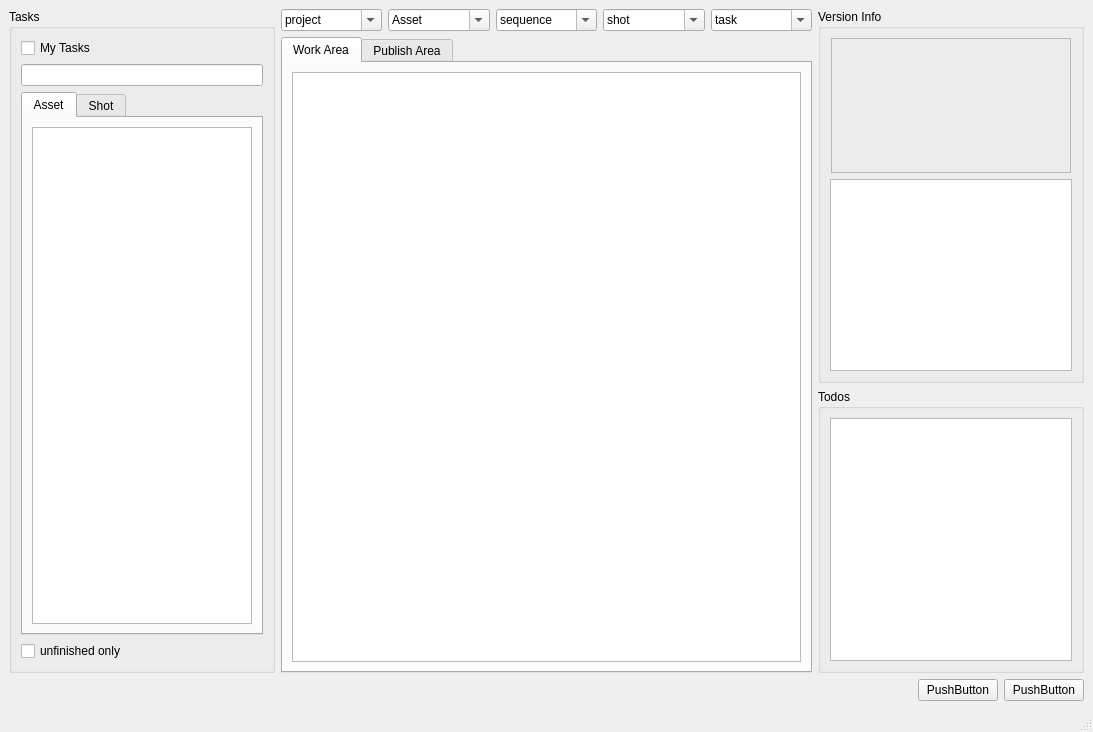
Before: the Qt Designer form uis/task_manager.ui in cineuse/CNCGToolKit, drawn with Qt 5.
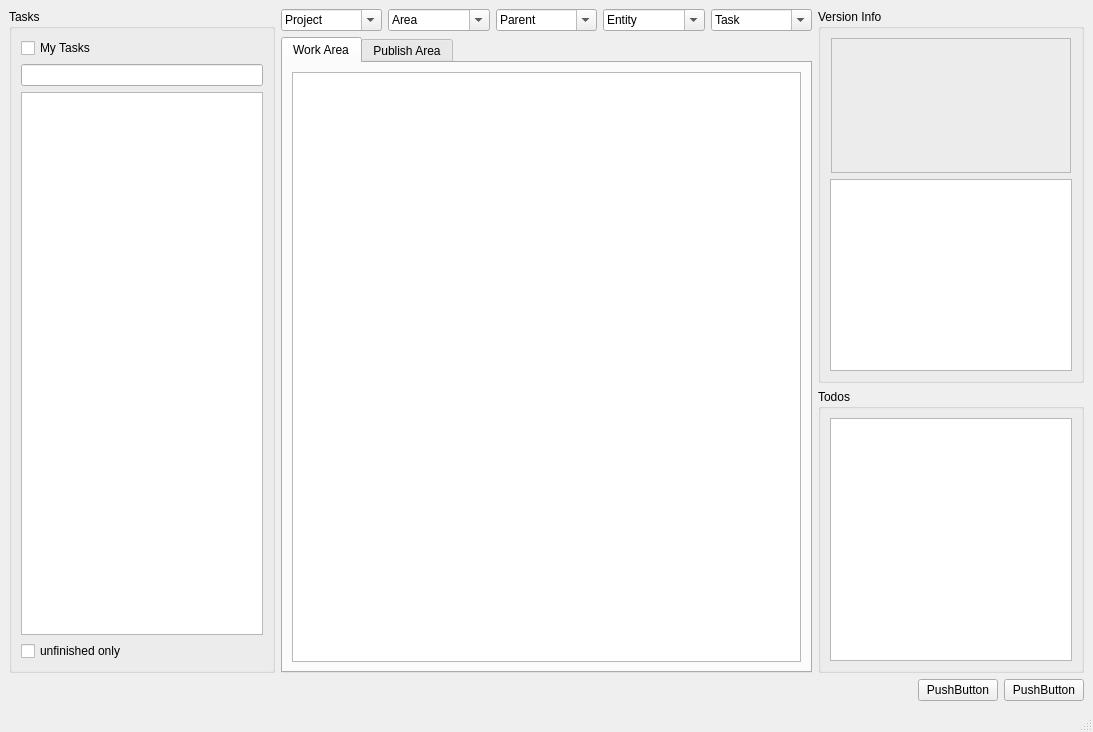
After: the same form once the commit is applied. Custom widgets are drawn as their Qt base class.

Commit message: New Feature:     1) 完成了task manager的combo导航     2) 基本完成了任务树

```diff
--- a/uis/task_manager.ui
+++ b/uis/task_manager.ui
@@ -38,30 +38,10 @@
           </widget>
          </item>
          <item>
-          <widget class="QTabWidget" name="task_page">
-           <property name="currentIndex">
-            <number>0</number>
-           </property>
-           <widget class="QWidget" name="asset_tab">
-            <attribute name="title">
-             <string>Asset</string>
-            </attribute>
-            <layout class="QVBoxLayout" name="verticalLayout_10">
-             <item>
-              <widget class="QTreeView" name="task_tree"/>
-             </item>
-            </layout>
-           </widget>
-           <widget class="QWidget" name="shot_tab">
-            <attribute name="title">
-             <string>Shot</string>
-            </attribute>
-            <layout class="QVBoxLayout" name="verticalLayout_9">
-             <item>
-              <widget class="QTreeView" name="treeView"/>
-             </item>
-            </layout>
-           </widget>
+          <widget class="QTreeView" name="task_tree">
+           <attribute name="headerVisible">
+            <bool>true</bool>
+           </attribute>
           </widget>
          </item>
          <item>
@@ -85,7 +65,7 @@
             </property>
             <item>
              <property name="text">
-              <string>project</string>
+              <string>Project</string>
              </property>
             </item>
            </widget>
@@ -97,12 +77,7 @@
             </property>
             <item>
              <property name="text">
-              <string>Asset</string>
-             </property>
-            </item>
-            <item>
-             <property name="text">
-              <string>Shot</string>
+              <string>Area</string>
              </property>
             </item>
            </widget>
@@ -114,7 +89,7 @@
             </property>
             <item>
              <property name="text">
-              <string>sequence</string>
+              <string>Parent</string>
              </property>
             </item>
            </widget>
@@ -126,7 +101,7 @@
             </property>
             <item>
              <property name="text">
-              <string>shot</string>
+              <string>Entity</string>
              </property>
             </item>
            </widget>
@@ -138,7 +113,7 @@
             </property>
             <item>
              <property name="text">
-              <string>task</string>
+              <string>Task</string>
              </property>
             </item>
            </widget>
```
Left out of the diff: 2 changed lines with no effect on the pictures. The commit also changes 12 other files.
